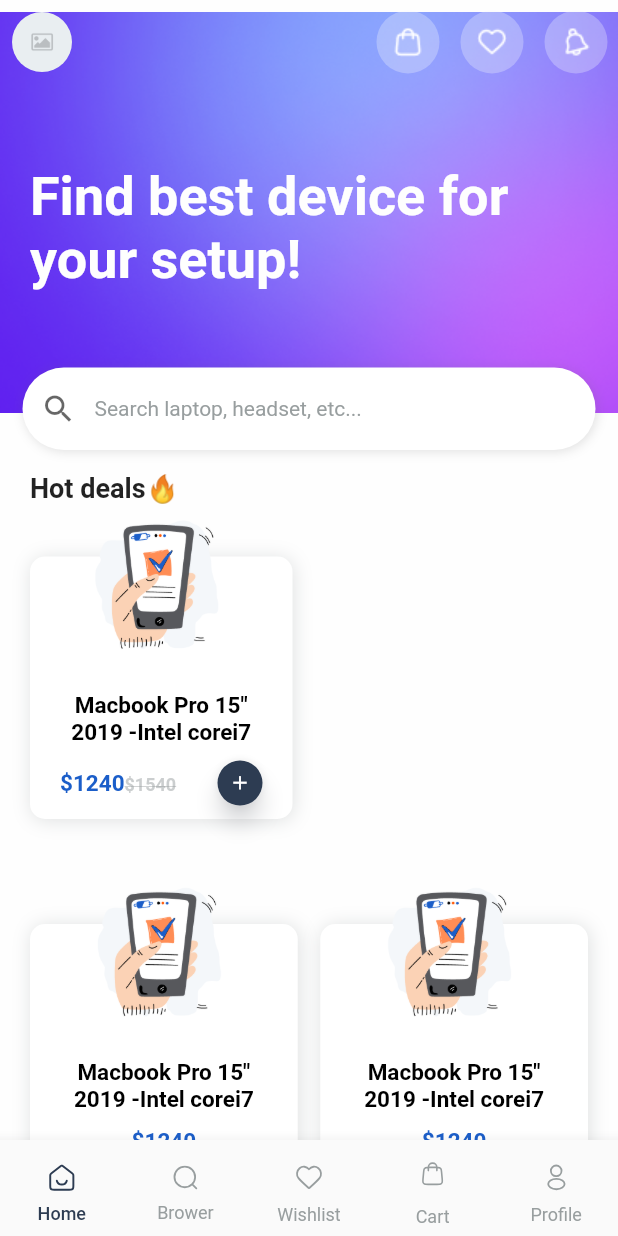
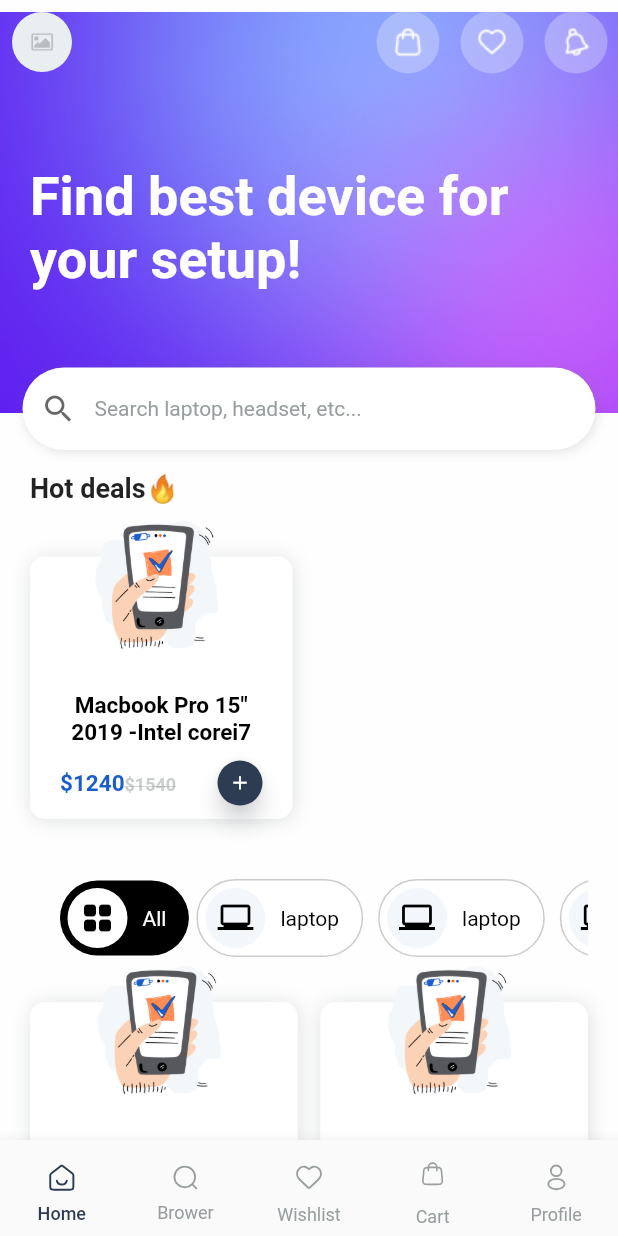
Before and after one commit to salmanlodhi0332/zalada, a Flutter app: the screen it shows after launch, on a phone screen of 412 x 824 dp. Run offline on Flutter 3.47's test engine with Material 2 defaults, Android fonts, the phone set to English and light mode, and no system bars; our stand-ins replace cached_network_image, flutter_screenutil, flutter_spinkit, flutter_svg, get, hexcolor and 3 more.

Commit message:
5:15 kamlesh updated 24/07/23

```diff
--- a/zalada_app/lib/custom/botton_widget.dart
+++ b/zalada_app/lib/custom/botton_widget.dart
@@ -2,11 +2,12 @@ import 'package:flutter/material.dart';
 import 'package:velocity_x/velocity_x.dart';
 
 class Button_Widget extends StatelessWidget {
-  const Button_Widget({
-    super.key,
-    required this.width,
-    required this.title, this.tap, this.icon
-  });
+  const Button_Widget(
+      {super.key,
+      required this.width,
+      required this.title,
+      this.tap,
+      this.icon});
 
   final double width;
   final Function()? tap;
@@ -26,15 +27,14 @@ class Button_Widget extends StatelessWidget {
         child: Row(
           mainAxisAlignment: MainAxisAlignment.center,
           children: [
-            icon ??
-            Container(),
+            icon ?? Container(),
             Text(
               title,
               style: TextStyle(
                   fontSize: 16,
                   fontWeight: FontWeight.w500,
                   color: Theme.of(context).secondaryHeaderColor),
-            ).py(20).centered(),
+            ).centered(),
           ],
         ),
       ).px(20),
--- a/zalada_app/lib/custom/search_screen_widgets/search_grid.dart
+++ b/zalada_app/lib/custom/search_screen_widgets/search_grid.dart
@@ -1,6 +1,9 @@
 import 'package:flutter/material.dart';
 import 'package:get/get.dart';
 import 'package:zalada_app/custom/product_card.dart';
+
+import 'package:zalada_app/views/product_detail.dart';
+import 'package:zalada_app/utiles/page_navigation.dart';
 import 'package:flutter_staggered_grid_view/flutter_staggered_grid_view.dart';
 
 class search_grid extends StatelessWidget {
@@ -8,39 +11,11 @@ class search_grid extends StatelessWidget {
 
   @override
   Widget build(BuildContext context) {
-    // HomePage_controller homePagecontroller = Get.put(HomePage_controller());
-
     return SingleChildScrollView(
       scrollDirection: Axis.vertical,
       child: Container(
         padding: EdgeInsets.only(bottom: 15),
-        child:
-            // Obx(
-            //   // () => homePagecontroller.categoriesList.isEmpty
-            //       ?
-            //  GridView.count(
-            //     controller: new ScrollController(keepScrollOffset: false),
-            //     shrinkWrap: true,
-            //     scrollDirection: Axis.vertical,
-            //     addAutomaticKeepAlives: false,
-            //     crossAxisSpacing: 10,
-            //     mainAxisSpacing: 10,
-            //     childAspectRatio: 0.75,
-            //     primary: false,
-            //     crossAxisCount: 1,
-            //     children: [
-            //         SizedBox(
-            //           height: 50,
-            //           child: Text(
-            //             'No_Category_Added'.tr,
-            //             style: TextStyle(
-            //                 color:
-            //                     Theme.of(context).hintColor.withOpacity(0.2)),
-            //           ),
-            //         )
-            //       ])
-            // :
-            MasonryGridView.count(
+        child: MasonryGridView.count(
           primary: false,
           shrinkWrap: true,
           crossAxisCount:
@@ -50,7 +25,18 @@ class search_grid extends StatelessWidget {
           padding: EdgeInsets.symmetric(vertical: 20, horizontal: 20),
           itemCount: 10,
           itemBuilder: (BuildContext context, int index) {
-            return Product_Card();
+            return Product_Card(
+              ontap: () {
+                {
+                  Page_Navigation()
+                      .Page_ReplaceNavigation(context, Product_Detail_Screen());
+                }
+              },
+              imageurl: 'assets/images/success.png',
+              product_name: 'Macbook Pro 15" 2019 -Intel corei7',
+              price: '\$1240',
+              status: "NEW ARRIVAL",
+            );
           },
           mainAxisSpacing: 50.0,
           crossAxisSpacing: 15.0,
--- a/zalada_app/lib/main.dart
+++ b/zalada_app/lib/main.dart
@@ -3,9 +3,7 @@ import 'package:flutter_screenutil/flutter_screenutil.dart';
 import 'package:get/get.dart';
 import 'package:zalada_app/utiles/multi_language.dart';
 import 'package:zalada_app/utiles/themeData.dart';
-import 'package:zalada_app/views/splash_screen.dart';
 import 'package:zalada_app/views/bottom_bar.dart';
-import 'package:zalada_app/views/otp_screen.dart';
 
 void main() {
   runApp(const MyApp());
@@ -27,7 +25,7 @@ class MyApp extends StatelessWidget {
             themeMode: ThemeMode.light,
             theme: AppTheme.lightTheme,
             debugShowCheckedModeBanner: false,
-            home: SafeArea(child: Bottom_Bar()),
+            home: Bottom_Bar(),
           );
         });
   }
--- a/zalada_app/lib/views/home_screen.dart
+++ b/zalada_app/lib/views/home_screen.dart
@@ -8,6 +8,7 @@ import 'package:zalada_app/utiles/page_navigation.dart';
 import 'package:zalada_app/views/notification_screen.dart';
 import 'package:zalada_app/views/product_detail.dart';
 import '../custom/hot_deal_productcard.dart';
+import '../custom/search_screen_widgets/categories_btn.dart';
 
 class Home_Screen extends StatelessWidget {
   Home_Screen({Key? key}) : super(key: key);
@@ -158,8 +159,70 @@ class Home_Screen extends StatelessWidget {
                       Row(
                         children: [Hot_deal_Product_Card()],
                       ).py(20),
-                      Row(
-                        children: [],
+                      SingleChildScrollView(
+                        physics: BouncingScrollPhysics(),
+                        scrollDirection: Axis.horizontal,
+                        child: Row(
+                          children: [
+                            Container(
+                              // width: size.width/6,
+                              decoration: BoxDecoration(
+                                color: Theme.of(context).hintColor,
+                                borderRadius: BorderRadius.circular(30),
+                              ),
+                              child: Row(
+                                children: [
+                                  CircleAvatar(
+                                    backgroundColor:
+                                        Theme.of(context).cardColor,
+                                    child: Icon(
+                                      Icons.grid_view_rounded,
+                                      color: Theme.of(context).hintColor,
+                                    ),
+                                  ),
+                                  Text(
+                                    'all'.tr,
+                                    style: TextStyle(
+                                      color: Theme.of(context).cardColor,
+                                    ),
+                                  ).px(10)
+                                ],
+                              ).p(5),
+                            ),
+                            categories_btn(
+                              label: 'laptop',
+                              selected: false,
+                              preffixIcon: Icon(
+                                Icons.laptop_windows_outlined,
+                                color: Theme.of(context).hintColor,
+                              ),
+                            ),
+                            categories_btn(
+                              label: 'laptop',
+                              selected: false,
+                              preffixIcon: Icon(
+                                Icons.laptop_windows_outlined,
+                                color: Theme.of(context).hintColor,
+                              ),
+                            ),
+                            categories_btn(
+                              label: 'laptop',
+                              selected: false,
+                              preffixIcon: Icon(
+                                Icons.laptop_windows_outlined,
+                                color: Theme.of(context).hintColor,
+                              ),
+                            ),
+                            categories_btn(
+                              label: 'laptop',
+                              selected: false,
+                              preffixIcon: Icon(
+                                Icons.laptop_windows_outlined,
+                                color: Theme.of(context).hintColor,
+                              ),
+                            )
+                          ],
+                        ).px(20),
                       ).py(20),
                       MasonryGridView.count(
                         primary: false,
--- a/zalada_app/lib/views/product_detail.dart
+++ b/zalada_app/lib/views/product_detail.dart
@@ -3,7 +3,7 @@ import 'package:get/get.dart';
 import 'package:velocity_x/velocity_x.dart';
 import 'package:zalada_app/custom/back_button.dart';
 import 'package:readmore/readmore.dart';
-import 'package:zalada_app/custom/button_widget.dart';
+import 'package:zalada_app/custom/botton_widget.dart';
 import 'package:zalada_app/custom/product_card.dart';
 
 class Product_Detail_Screen extends StatelessWidget {
@@ -247,7 +247,7 @@ class Product_Detail_Screen extends StatelessWidget {
                 color: Theme.of(context).hintColor,
               ).p(15),
             ),
-            Button_Widget(width: width / 1.3, title: 'Checkout \$1240').py(11)
+            Button_Widget(width: width / 1.4, title: 'Checkout \$1240').py(11)
           ],
         ),
       ),
--- a/zalada_app/pubspec.yaml
+++ b/zalada_app/pubspec.yaml
@@ -48,7 +48,6 @@ dependencies:
   cached_network_image: ^3.2.3
   flutter_staggered_grid_view: ^0.6.2
   readmore: ^2.2.0
-  flutter_staggered_grid_view: ^0.6.2
 
 dev_dependencies:
   flutter_test:
```
Also changed, not shown: zalada_app/lib/utiles/multi_language.dart (+5 -52 lines), zalada_app/pubspec.lock.
